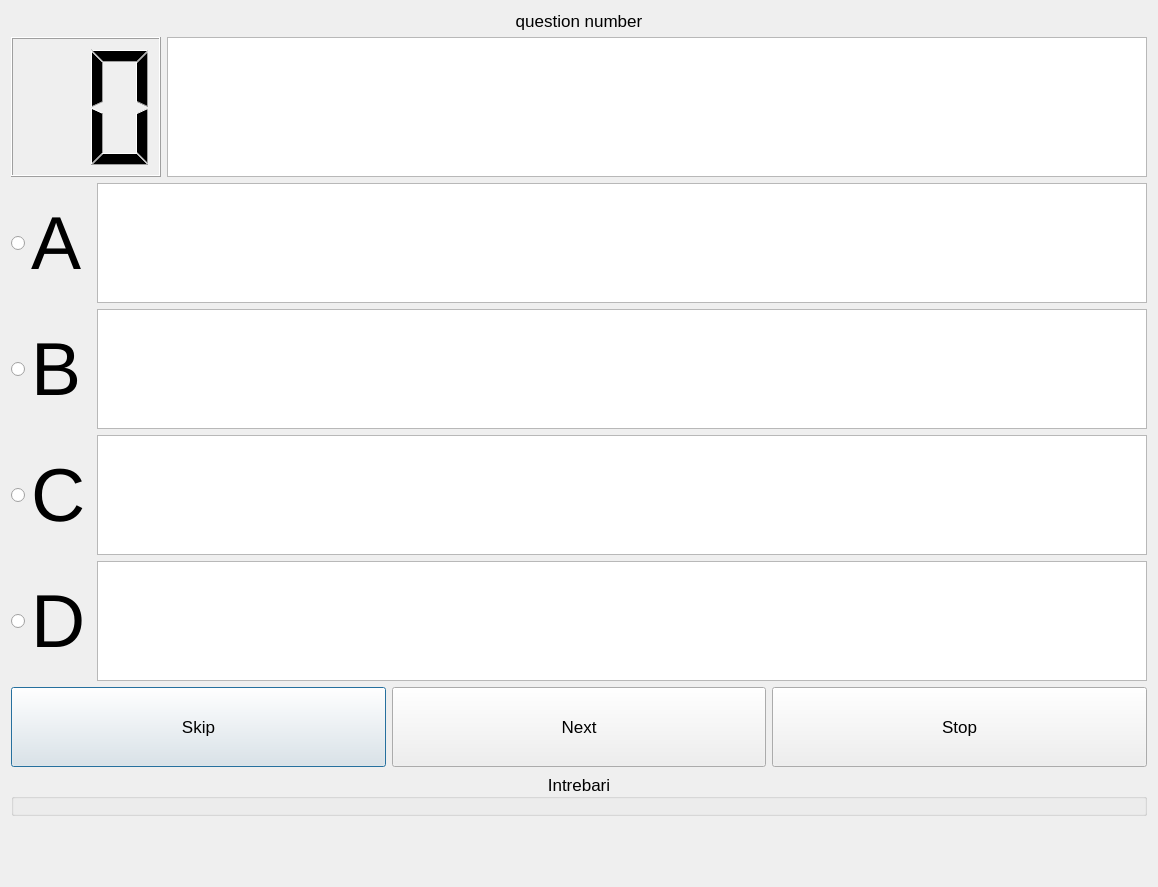
This is test_dlg.ui in VladimirV01/test-generator as Qt 5 draws it before an edit. The edited form follows.
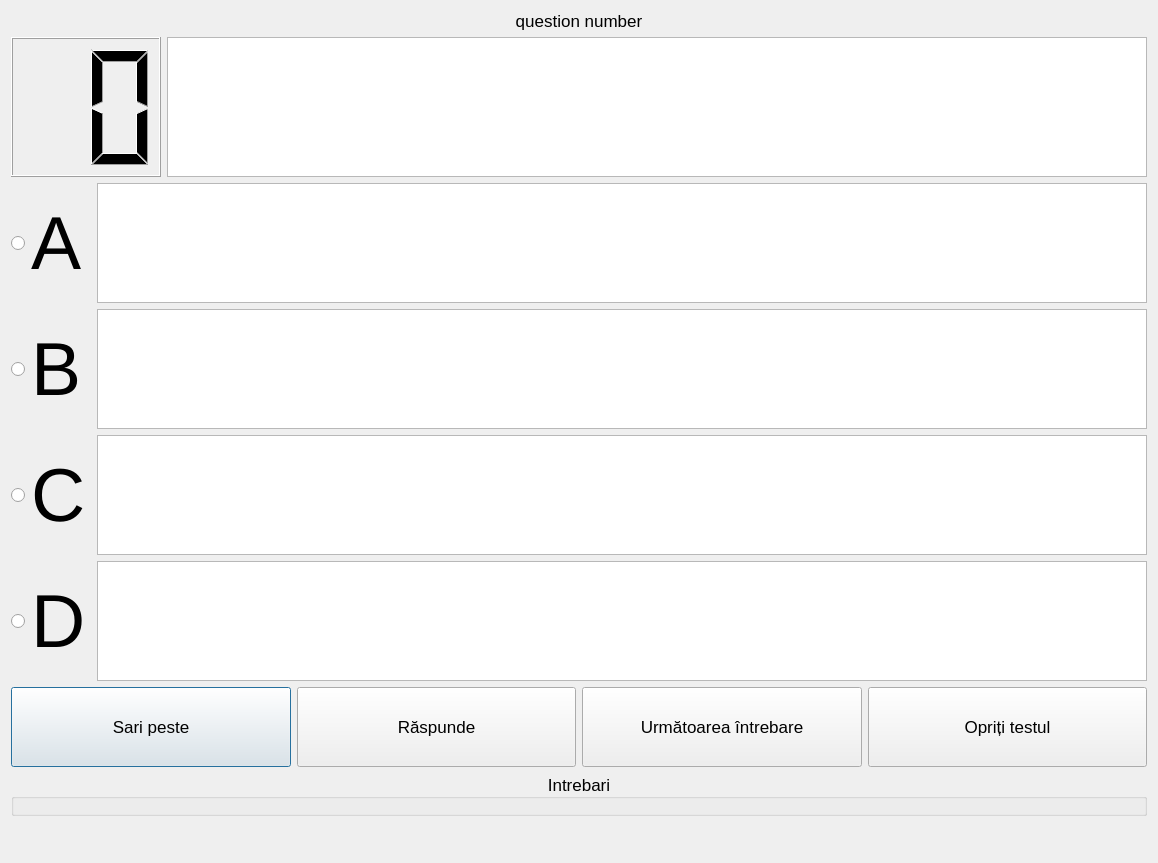
This is the edited form.

Commit message: Added functionality to test window. Created first fully functional .exe file.

What changed in the file:
```diff
--- a/test_dlg.ui
+++ b/test_dlg.ui
@@ -7,7 +7,7 @@
     <x>0</x>
     <y>0</y>
     <width>1158</width>
-    <height>887</height>
+    <height>863</height>
    </rect>
   </property>
   <property name="windowTitle">
@@ -326,7 +326,25 @@
         </font>
        </property>
        <property name="text">
-        <string>Skip</string>
+        <string>Sari peste</string>
+       </property>
+      </widget>
+     </item>
+     <item>
+      <widget class="QPushButton" name="answer">
+       <property name="minimumSize">
+        <size>
+         <width>0</width>
+         <height>80</height>
+        </size>
+       </property>
+       <property name="font">
+        <font>
+         <pointsize>13</pointsize>
+        </font>
+       </property>
+       <property name="text">
+        <string>Răspunde</string>
        </property>
       </widget>
      </item>
@@ -344,7 +362,7 @@
         </font>
        </property>
        <property name="text">
-        <string>Next</string>
+        <string>Următoarea întrebare</string>
        </property>
       </widget>
      </item>
@@ -362,7 +380,7 @@
         </font>
        </property>
        <property name="text">
-        <string>Stop</string>
+        <string>Opriți testul</string>
        </property>
       </widget>
      </item>
```
The commit also changes 4 other files.
